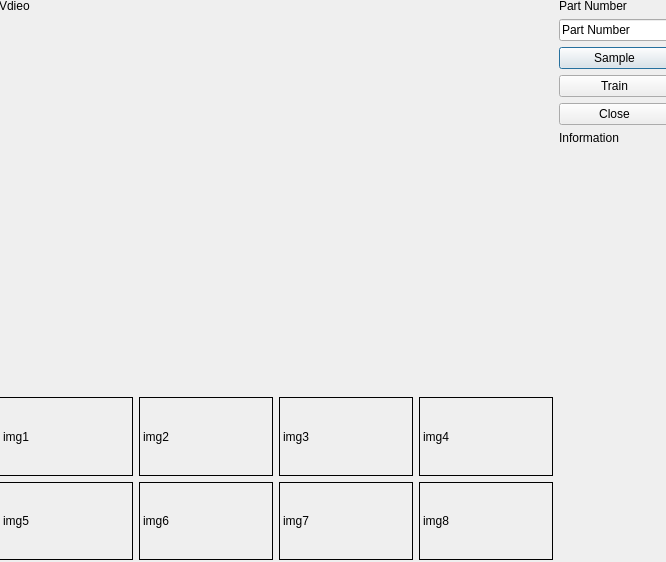
Above: src/desktop_ui/train.ui from gongxizhu/Part-Recognition before the change. Below: the same form after it.
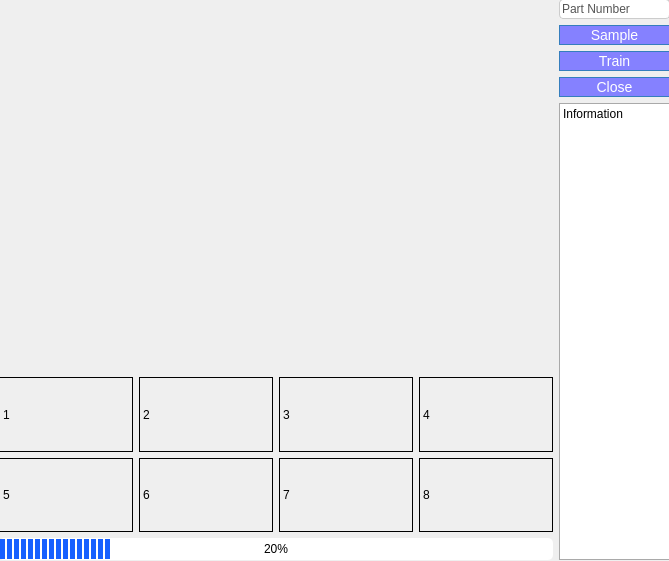
That is the form after the change.

The edit to the form file:
```diff
--- a/src/desktop_ui/train.ui
+++ b/src/desktop_ui/train.ui
@@ -6,8 +6,8 @@
    <rect>
     <x>0</x>
     <y>0</y>
-    <width>666</width>
-    <height>562</height>
+    <width>669</width>
+    <height>561</height>
    </rect>
   </property>
   <property name="windowTitle">
@@ -24,11 +24,11 @@
    </property>
    <layout class="QHBoxLayout" name="horizontalLayout" stretch="5,1">
     <item>
-     <layout class="QVBoxLayout" name="verticalLayout_3" stretch="5,1,1">
+     <layout class="QVBoxLayout" name="verticalLayout_3" stretch="5,1,1,0">
       <item>
        <widget class="QLabel" name="l_video">
         <property name="text">
-         <string>Vdieo</string>
+         <string/>
         </property>
         <property name="alignment">
          <set>Qt::AlignLeading|Qt::AlignLeft|Qt::AlignTop</set>
@@ -49,7 +49,7 @@
            <string notr="true">border:1px solid black;</string>
           </property>
           <property name="text">
-           <string>img1</string>
+           <string>1</string>
           </property>
           <property name="indent">
            <number>-1</number>
@@ -62,7 +62,7 @@
            <string notr="true">border:1px solid black;</string>
           </property>
           <property name="text">
-           <string>img2</string>
+           <string>2</string>
           </property>
          </widget>
         </item>
@@ -72,7 +72,7 @@
            <string notr="true">border:1px solid black;</string>
           </property>
           <property name="text">
-           <string>img3</string>
+           <string>3</string>
           </property>
          </widget>
         </item>
@@ -82,7 +82,7 @@
            <string notr="true">border:1px solid black;</string>
           </property>
           <property name="text">
-           <string>img4</string>
+           <string>4</string>
           </property>
          </widget>
         </item>
@@ -96,7 +96,7 @@
            <string notr="true">border:1px solid black;</string>
           </property>
           <property name="text">
-           <string>img5</string>
+           <string>5</string>
           </property>
          </widget>
         </item>
@@ -106,7 +106,7 @@
            <string notr="true">border:1px solid black;</string>
           </property>
           <property name="text">
-           <string>img6</string>
+           <string>6</string>
           </property>
          </widget>
         </item>
@@ -116,7 +116,7 @@
            <string notr="true">border:1px solid black;</string>
           </property>
           <property name="text">
-           <string>img7</string>
+           <string>7</string>
           </property>
          </widget>
         </item>
@@ -126,25 +126,59 @@
            <string notr="true">border:1px solid black;</string>
           </property>
           <property name="text">
-           <string>img8</string>
+           <string>8</string>
           </property>
          </widget>
         </item>
        </layout>
       </item>
+      <item>
+       <widget class="QProgressBar" name="pb_train">
+        <property name="styleSheet">
+         <string notr="true">QProgressBar {
+	border: 2px bold grey;
+	border-radius: 5px;
+	text-align: center
+}
+
+QProgressBar::chunk {
+	background-color: rgb(23, 96, 255);
+	width: 5px;
+	margin: 1px;
+}</string>
+        </property>
+        <property name="value">
+         <number>20</number>
+        </property>
+        <property name="textVisible">
+         <bool>true</bool>
+        </property>
+        <property name="invertedAppearance">
+         <bool>false</bool>
+        </property>
+       </widget>
+      </item>
      </layout>
     </item>
     <item>
-     <layout class="QVBoxLayout" name="verticalLayout" stretch="0,1,1,1,1,1">
-      <item>
-       <widget class="QLabel" name="l_part_number">
-        <property name="text">
-         <string>Part Number</string>
-        </property>
-       </widget>
-      </item>
+     <layout class="QVBoxLayout" name="verticalLayout" stretch="1,1,1,1,1">
       <item>
        <widget class="QLineEdit" name="le_part_number">
+        <property name="minimumSize">
+         <size>
+          <width>0</width>
+          <height>20</height>
+         </size>
+        </property>
+        <property name="styleSheet">
+         <string notr="true">QLineEdit {
+	font: 12pt &quot;Calibri&quot;;
+	color: #555;
+	background-color:#fff;
+	border: 1px solid #ccc;
+	border-radius:4px;
+}</string>
+        </property>
         <property name="inputMask">
          <string/>
         </property>
@@ -155,6 +189,28 @@
       </item>
       <item>
        <widget class="QPushButton" name="pbtn_sample">
+        <property name="minimumSize">
+         <size>
+          <width>0</width>
+          <height>20</height>
+         </size>
+        </property>
+        <property name="styleSheet">
+         <string notr="true">QPushButton {
+	font-size: 14px;
+	color: #fff;
+	background-color: rgb(133, 129, 255);
+	font: 75 12pt &quot;Calibri&quot;;
+	border: 1px solid transparent;
+	border-color: #357ebd;
+}
+
+QPushButton:hover {
+	background-color: rgb(224, 232, 246);
+}
+
+</string>
+        </property>
         <property name="text">
          <string>Sample</string>
         </property>
@@ -162,6 +218,28 @@
       </item>
       <item>
        <widget class="QPushButton" name="pbtn_train">
+        <property name="minimumSize">
+         <size>
+          <width>0</width>
+          <height>20</height>
+         </size>
+        </property>
+        <property name="styleSheet">
+         <string notr="true">QPushButton {
+	font-size: 14px;
+	color: #fff;
+	background-color: rgb(133, 129, 255);
+	font: 75 12pt &quot;Calibri&quot;;
+	border: 1px solid transparent;
+	border-color: #357ebd;
+}
+
+QPushButton:hover {
+	background-color: rgb(224, 232, 246);
+}
+
+</string>
+        </property>
         <property name="text">
          <string>Train</string>
         </property>
@@ -169,6 +247,28 @@
       </item>
       <item>
        <widget class="QPushButton" name="pbtn_close">
+        <property name="minimumSize">
+         <size>
+          <width>0</width>
+          <height>20</height>
+         </size>
+        </property>
+        <property name="styleSheet">
+         <string notr="true">QPushButton {
+	font-size: 14px;
+	color: #fff;
+	background-color: rgb(133, 129, 255);
+	font: 75 12pt &quot;Calibri&quot;;
+	border: 1px solid transparent;
+	border-color: #357ebd;
+}
+
+QPushButton:hover {
+	background-color: rgb(224, 232, 246);
+}
+
+</string>
+        </property>
         <property name="text">
          <string>Close</string>
         </property>
@@ -178,6 +278,10 @@
        <layout class="QVBoxLayout" name="verticalLayout_2">
         <item>
          <widget class="QLabel" name="l_info">
+          <property name="styleSheet">
+           <string notr="true">background-color: qlineargradient(spread:pad, x1:0, y1:0, x2:1, y2:0, stop:0 rgba(255, 255, 255, 255), stop:1 rgba(255, 255, 255, 255));
+border: 1px solid darkgrey;</string>
+          </property>
           <property name="text">
            <string>Information</string>
           </property>
```
